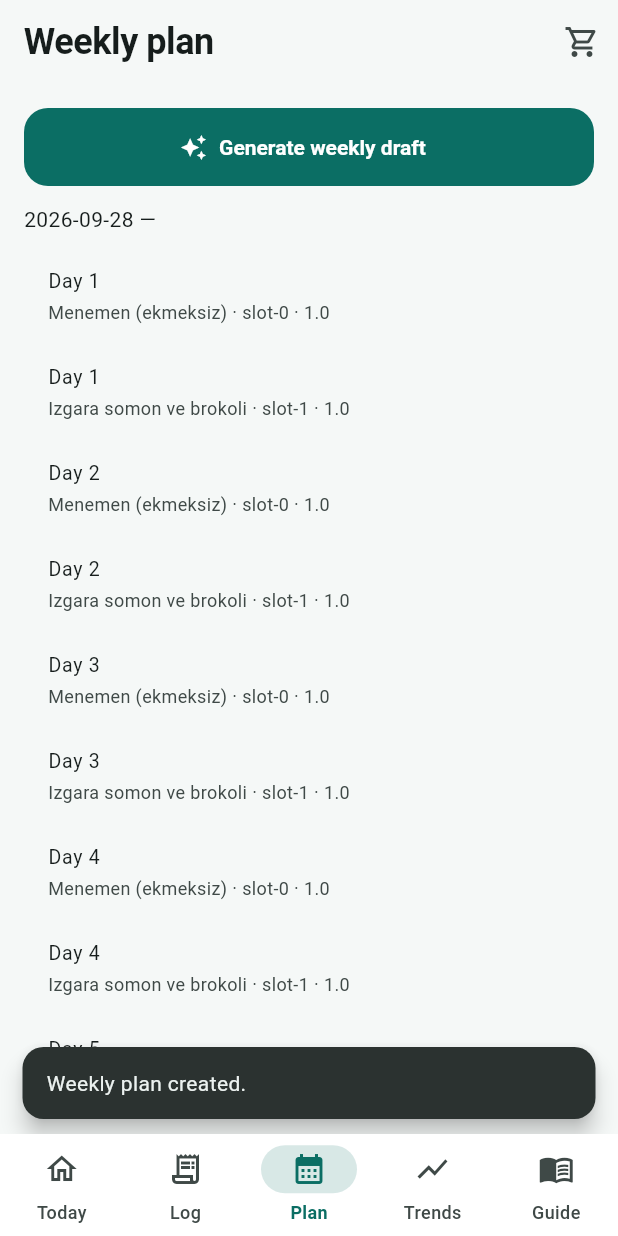
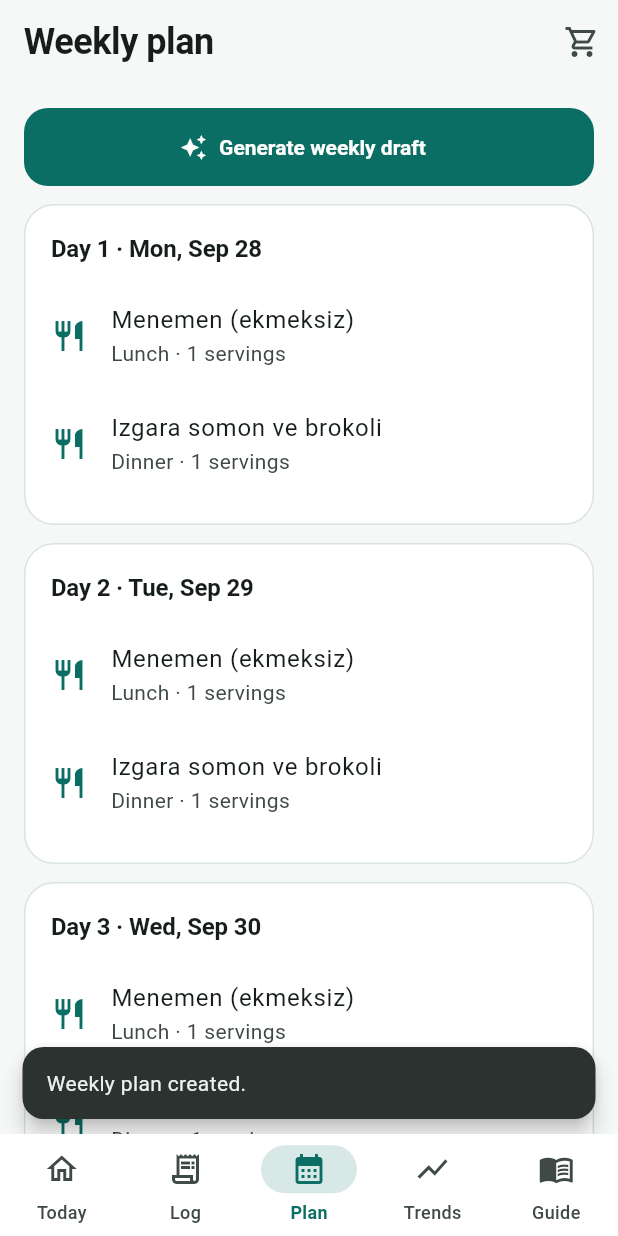
Before and after one commit to XPersPective/n-keto-tracker, a Flutter app: the PlanPage screen opened by its route, after a tap on "Generate weekly draft", on a phone screen of 412 x 824 dp. Run offline on Flutter 3.47's test engine with Material 3 defaults, Android fonts, the phone set to English and light mode, and no system bars; our stand-ins replace drift, fl_chart, flutter_riverpod, flutter_secure_storage, go_router, google_mobile_ads and 2 more; accounts and stored records are empty; generated files the repository leaves out were written again.

Commit message:
feat(ui): plan ekranı gün kartları (tarih, öğün adı, porsiyon); iç jetonlar gizlendi [PB-012]

```diff
--- a/lib/features/meal_plans/plan_page.dart
+++ b/lib/features/meal_plans/plan_page.dart
@@ -2,6 +2,7 @@ import 'package:flutter/material.dart';
 import 'package:flutter_riverpod/flutter_riverpod.dart';
 
 import '../../app/l10n/generated/app_localizations.dart';
+import '../../app/theme/surfaces.dart';
 import '../../core/database/database.dart';
 import '../../core/database/plan_repository.dart';
 import '../../core/database/providers.dart';
@@ -126,6 +127,58 @@ class _PlanPageState extends ConsumerState<PlanPage> {
         .showSnackBar(SnackBar(content: Text(l10n.planCreatedToast)));
   }
 
+  /// Gün gün kartlar: tarih + öğün adı + porsiyon. İç jeton ('slot-0') ve
+  /// ham sayı gösterilmez.
+  List<Widget> _buildDays(
+    BuildContext context,
+    AppLocalizations l10n,
+    MealPlanRow plan,
+  ) {
+    final loc = MaterialLocalizations.of(context);
+    final start = DateTime.tryParse(plan.startDateIso);
+    final byDay = <int, List<MealPlanEntryRow>>{};
+    for (final e in _entries) {
+      (byDay[e.dayOffset] ??= []).add(e);
+    }
+    final days = byDay.keys.toList()..sort();
+    String slotLabel(String mealType) => switch (mealType) {
+      'slot-0' => l10n.mealTypeLunch,
+      'slot-1' => l10n.mealTypeDinner,
+      _ => l10n.mealTypeSnack,
+    };
+    String servings(double v) =>
+        v == v.roundToDouble() ? v.toInt().toString() : v.toString();
+    return [
+      for (final d in days)
+        Padding(
+          padding: const EdgeInsets.only(bottom: 12),
+          child: SectionCard(
+            title: start == null
+                ? l10n.planItemDay((d + 1).toString())
+                : '${l10n.planItemDay((d + 1).toString())} · '
+                      '${loc.formatMediumDate(start.add(Duration(days: d)))}',
+            child: Column(
+              children: [
+                for (final e
+                    in (byDay[d]!
+                      ..sort((a, b) => a.mealType.compareTo(b.mealType))))
+                  ListTile(
+                    contentPadding: EdgeInsets.zero,
+                    leading: const Icon(Icons.restaurant_outlined),
+                    // Tarif başlığı okunur etiket; eksikse kısa id (PB-011).
+                    title: Text(_recipeTitles[e.recipeId] ?? e.recipeId ?? ''),
+                    subtitle: Text(
+                      '${slotLabel(e.mealType)} · '
+                      '${l10n.recipePerServing(servings(e.servings))}',
+                    ),
+                  ),
+              ],
+            ),
+          ),
+        ),
+    ];
+  }
+
   @override
   Widget build(BuildContext context) {
     final l10n = AppLocalizations.of(context)!;
@@ -153,19 +206,8 @@ class _PlanPageState extends ConsumerState<PlanPage> {
           const SizedBox(height: 12),
           if (plan == null)
             Text(l10n.planEmpty)
-          else ...[
-            Text('${plan.startDateIso} — ${plan.name ?? ''}'),
-            const SizedBox(height: 8),
-            for (final e in _entries)
-              ListTile(
-                dense: true,
-                title: Text(l10n.planItemDay((e.dayOffset + 1).toString())),
-                // Tarif başlığı okunur etiket; eksikse kısa id (PB-011).
-                subtitle: Text(
-                  '${_recipeTitles[e.recipeId] ?? e.recipeId} · ${e.mealType} · ${e.servings}',
-                ),
-              ),
-          ],
+          else
+            ..._buildDays(context, l10n, plan),
         ],
       ),
     );
```
